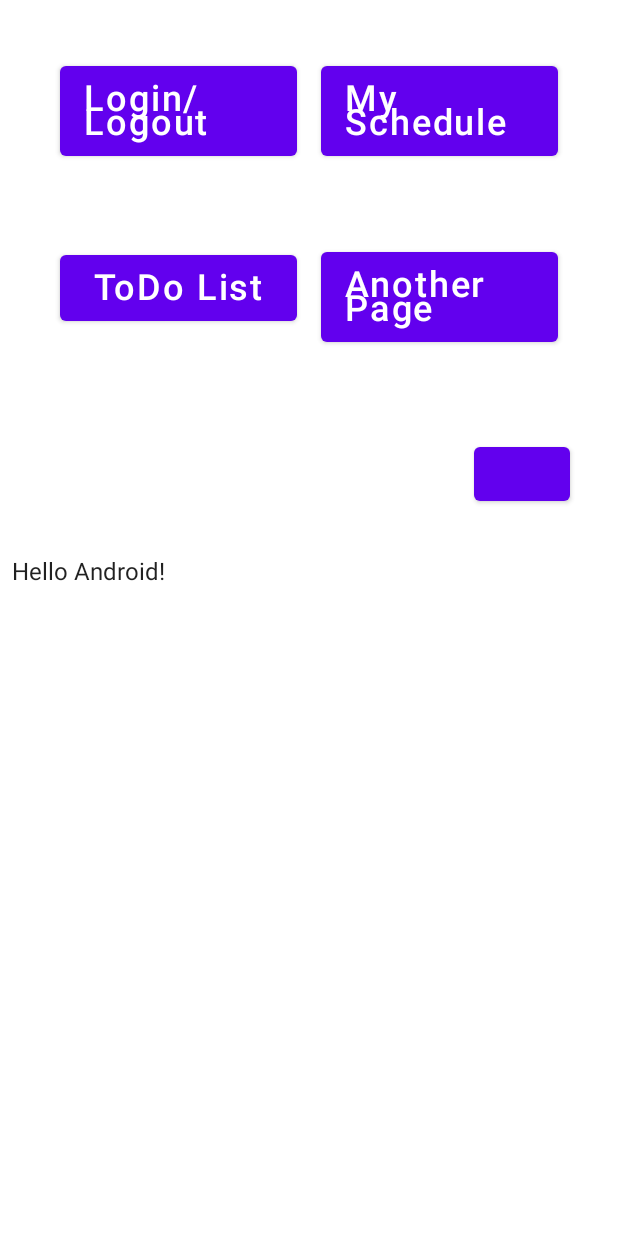
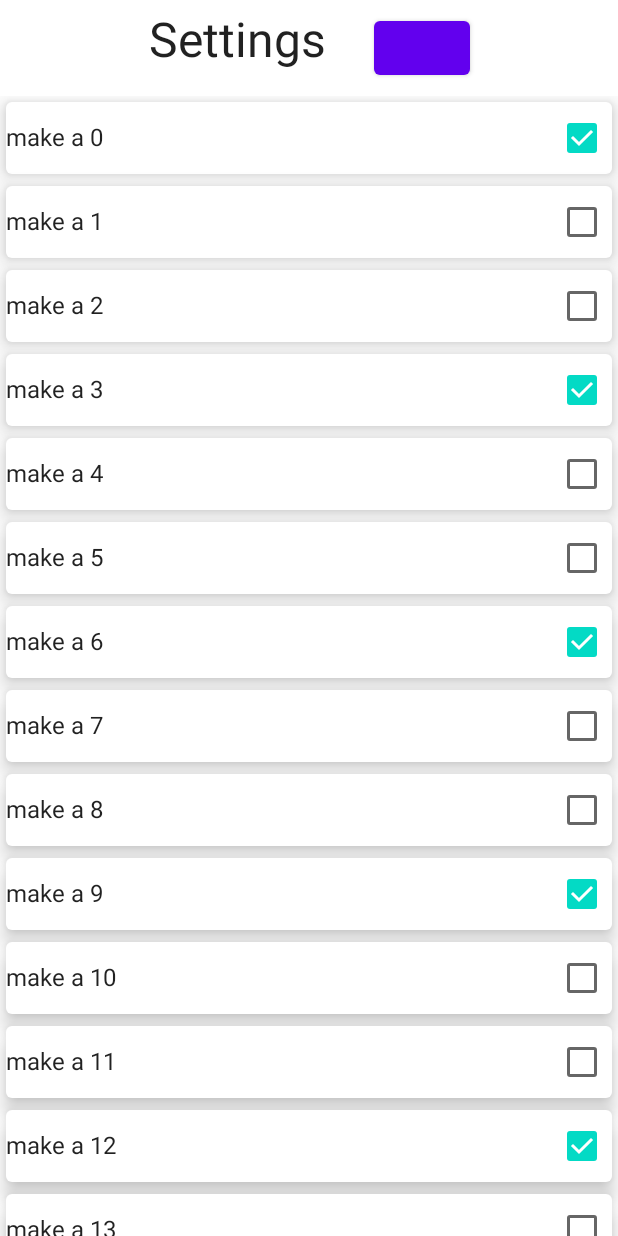
Before and after one commit to Kadehikpe14/Student_Scheduler, an Android app built with Jetpack Compose: the screen it shows after launch (HomepageActivity before the commit, TodoActivity after it), after a tap on "ToDo List", on a phone screen of 412 x 824 dp. Run offline under Robolectric (Android 15) with nearby library versions, the phone set to English and light mode, and no system bars.

Commit message:
Cleaning up changes and merges

```diff
--- a/app/src/main/java/com/example/groupproject/HomepageActivity.kt
+++ b/app/src/main/java/com/example/groupproject/HomepageActivity.kt
@@ -2,6 +2,7 @@ package com.example.groupproject
 
 import android.content.Intent
 import android.os.Bundle
+import android.util.Log
 import androidx.activity.ComponentActivity
 import androidx.activity.compose.setContent
 import androidx.compose.foundation.layout.*
@@ -30,54 +31,52 @@ class HomepageActivity : ComponentActivity() {
                 ) {
                     Column(modifier = Modifier.padding(horizontal = 8.dp, vertical = 12.dp)){
                         Row(horizontalArrangement = Arrangement.Center,modifier = Modifier.fillMaxWidth()) {
-
+                            Spacer(modifier = Modifier.fillMaxWidth().height(64.dp))
                         }
                         Row(horizontalArrangement = Arrangement.Center,modifier = Modifier
-                            .padding(vertical = 32.dp, horizontal = 24.dp)
+                            .padding(vertical = 8.dp, horizontal = 24.dp)
                             .fillMaxWidth()){
-                            Button(onClick = { /*TODO*/
-                                val loginActivity = Intent(this@HomepageActivity,LoginActivity::class.java)
-                                startActivity(loginActivity);
-                                             }, modifier = Modifier
-                                .fillMaxWidth(0.5f)
-                                .padding(horizontal = 8.dp)) {
-                                Text(text = stringResource(id = R.string.button_page_login), fontSize = 24.sp)
-                            }
-                            Button(onClick = { /*TODO*/ }, modifier = Modifier
-                                .fillMaxWidth()
-                                .padding(horizontal = 8.dp)) {
-                                Text(text = stringResource(id = R.string.button_page_schedule), fontSize = 24.sp)
-                            }
+                            PageButton(labelLang = R.string.button_page_login,LoginActivity::class.java,Modifier.weight(1.0f))
+                            PageButton(labelLang = R.string.button_page_schedule,ScheduleActivity::class.java,Modifier.weight(1.0f))
                         }
                         Row(horizontalArrangement = Arrangement.Center,modifier = Modifier
-                            .padding(vertical = 32.dp, horizontal = 24.dp)
+                            .padding(vertical = 8.dp, horizontal = 24.dp)
                             .fillMaxWidth()){
-                            Button(onClick = { /*TODO*/ }, modifier = Modifier
-                                .fillMaxWidth(0.5f)
-                                .padding(horizontal = 8.dp)) {
-                                Text(text = stringResource(id = R.string.button_page_todo), fontSize = 24.sp)
-                            }
-                            Button(onClick = { /*TODO*/ }, modifier = Modifier
-                                .fillMaxWidth()
-                                .padding(horizontal = 8.dp)) {
-                                Text(text = stringResource(id = R.string.button_page_another), fontSize = 24.sp)
-                            }
+                            PageButton(labelLang = R.string.button_page_todo, page = TodoActivity::class.java,Modifier.weight(1.0f))
+                            PageButton(labelLang = R.string.button_page_another, page = TodoActivity::class.java,Modifier.weight(1.0f))
                         }
                         Row(horizontalArrangement = Arrangement.End,modifier = Modifier
-                            .padding(vertical = 32.dp, horizontal = 24.dp)
+                            .padding(vertical = 8.dp, horizontal = 24.dp)
                             .fillMaxWidth()){
-                            Button(onClick = { /*TODO*/ }) {
+                            Button(onClick = {
+                                val settingsActivity = Intent(this@HomepageActivity,SettingsActivity::class.java)
+                                startActivity(settingsActivity)
+                            }) {
 
                             }
                         }
-                        Greeting2("Android")
                     }
 
                 }
             }
         }
     }
+
+    @Composable
+    fun PageButton(labelLang: Int,page: Class<out ComponentActivity>,modifier: Modifier = Modifier){
+        Button(onClick = {
+            val activity = Intent(this@HomepageActivity,page)
+            startActivity(activity);
+        }, modifier = modifier
+            .height(128.dp)
+            .padding(horizontal = 8.dp)) {
+            Text(text = stringResource(id = labelLang), fontSize = 24.sp)
+        }
+    }
+
 }
+
+
 
 @Composable
 fun Greeting2(name: String) {
--- a/app/src/main/java/com/example/groupproject/TodoActivity.kt
+++ b/app/src/main/java/com/example/groupproject/TodoActivity.kt
@@ -3,14 +3,24 @@ package com.example.groupproject
 import android.os.Bundle
 import androidx.activity.ComponentActivity
 import androidx.activity.compose.setContent
-import androidx.compose.foundation.layout.fillMaxSize
-import androidx.compose.material.MaterialTheme
-import androidx.compose.material.Surface
-import androidx.compose.material.Text
+import androidx.compose.foundation.ExperimentalFoundationApi
+import androidx.compose.foundation.layout.*
+import androidx.compose.foundation.lazy.LazyColumn
+import androidx.compose.foundation.lazy.itemsIndexed
+import androidx.compose.foundation.shape.RoundedCornerShape
+import androidx.compose.material.*
 import androidx.compose.runtime.Composable
+import androidx.compose.runtime.MutableState
+import androidx.compose.runtime.mutableStateOf
+import androidx.compose.runtime.remember
+import androidx.compose.ui.Alignment
 import androidx.compose.ui.Modifier
+import androidx.compose.ui.res.stringResource
 import androidx.compose.ui.tooling.preview.Preview
+import androidx.compose.ui.unit.dp
+import androidx.compose.ui.unit.sp
 import com.example.groupproject.ui.theme.GroupProjectTheme
+import com.example.groupproject.util.TodoItem
 
 class TodoActivity : ComponentActivity() {
     override fun onCreate(savedInstanceState: Bundle?) {
@@ -22,11 +32,117 @@ class TodoActivity : ComponentActivity() {
                     modifier = Modifier.fillMaxSize(),
                     color = MaterialTheme.colors.background
                 ) {
-                    Greeting5("Android")
+                    val originalTodo = (0..20).map{ i -> TodoItem("make a "+i,i%3==0
+                    )}
+                    val mutableTodo = remember{ mutableStateOf(originalTodo) }
+                    val addBar = remember{ mutableStateOf("")};
+                    TodoList(list = mutableTodo.value, onClear = {
+                        mutableTodo.value = mutableTodo.value.filter {
+                            todoItem -> !todoItem.checked
+                        }
+                    }, onChange = {
+                        idx, checked ->
+                        mutableTodo.value = mutableTodo.value.mapIndexed() {
+                            i, todo ->
+                            if(i==idx)
+                                return@mapIndexed todo.copy(checked = checked)
+                            todo
+                        }
+                    }, onAdd = {
+                        if(addBar.value!=""){
+                            mutableTodo.value = mutableTodo.value.plus(TodoItem(addBar.value,false))
+                            addBar.value = ""
+                        }
+
+
+                    }, addBar = addBar)
                 }
             }
         }
     }
+}
+
+@Composable
+fun TodoList(
+    list: List<TodoItem>,
+    onClear: ()->Unit,
+    onChange: (Int, Boolean)->Unit,
+    addBar: MutableState<String>,
+    onAdd: ()->Unit
+){
+    Column(modifier = Modifier.fillMaxHeight()) {
+        Row(horizontalArrangement = Arrangement.Center,modifier = Modifier
+            .fillMaxWidth()
+            .padding(horizontal = 12.dp, vertical = 8.dp)) {
+            Text(text = stringResource(id = R.string.title_activity_settings), fontSize = 32.sp)
+            Spacer(modifier = Modifier.width(32.dp))
+            Button(onClick = {
+                onClear();
+            }) {
+
+            }
+        }
+        LazyColumn(){
+            itemsIndexed(list){
+                idx, todoItem ->
+                Card(shape = RoundedCornerShape(4.dp),
+                elevation = 8.dp,
+                modifier = Modifier
+                    .padding(4.dp)
+                    .fillMaxWidth()){
+                    Row(verticalAlignment = Alignment.CenterVertically){
+                        Column(horizontalAlignment = Alignment.Start, modifier = Modifier.fillMaxWidth(0.9f)) {
+                            Text(todoItem.name)
+                        }
+                        Column(horizontalAlignment = Alignment.End) {
+                            Checkbox(checked = todoItem.checked, onCheckedChange = {
+                                onChange(idx,!todoItem.checked)
+                            })
+                        }
+
+                    }
+
+                }
+            }
+            item {
+                Row() {
+                    AddField(addBar = addBar, onAdd= onAdd)
+                }
+            }
+
+        }
+
+    }
+}
+
+@Composable
+fun AddField(
+    addBar: MutableState<String>,
+    onAdd: ()->Unit
+){
+    Row( modifier = Modifier.fillMaxWidth(), horizontalArrangement = Arrangement.Center) {
+        Card(shape = RoundedCornerShape(4.dp),
+            elevation = 4.dp,
+            modifier = Modifier
+                .padding(4.dp)
+                .fillMaxWidth(0.75f)) {
+            Row() {
+                OutlinedTextField(value = addBar.value, modifier = Modifier.fillMaxWidth(0.9f), onValueChange = {
+                        newval -> addBar.value = newval
+                }, placeholder = {
+                    Text(text = stringResource(id = R.string.button_settings_searchbar))
+                })
+                Button(onClick = {
+                    onAdd();
+                }) {
+
+                }
+            }
+
+        }
+    }
+
+
 }
 
 @Composable
--- /dev/null
+++ b/app/src/main/java/com/example/groupproject/util/TodoItem.kt
@@ -0,0 +1,8 @@
+package com.example.groupproject.util
+
+data class TodoItem(
+    val name: String,
+    val checked: Boolean
+) {
+
+}
--- a/app/src/main/res/values/strings.xml
+++ b/app/src/main/res/values/strings.xml
@@ -8,7 +8,7 @@
     <string name="button_page_login">Login/Logout</string>
     <string name="button_page_schedule">My Schedule</string>
     <string name="button_page_todo">ToDo List</string>
-    <string name="button_page_another">Another Page</string>
+    <string name="button_page_another">Events Page</string>
     <string name="button_page_settings">Settings</string>
     <string name="button_function_login">Login</string>
     <string name="inform_prompt_username">Username</string>
@@ -22,4 +22,6 @@
     <string name="button_settings_preferences">Preferences</string>
     <string name="button_settings_about">About</string>
     <string name="button_settings_searchbar">Search Bar</string>
+    <string name="button_todo_addbar">Add an item</string>
+    <string name="title_activity_schedule">ScheduleActivity</string>
 </resources>
```
Also changed, not shown: app/src/main/AndroidManifest.xml (+9 -0 lines), app/src/main/java/com/example/groupproject/ScheduleActivity.kt (added, +43 -0 lines).
